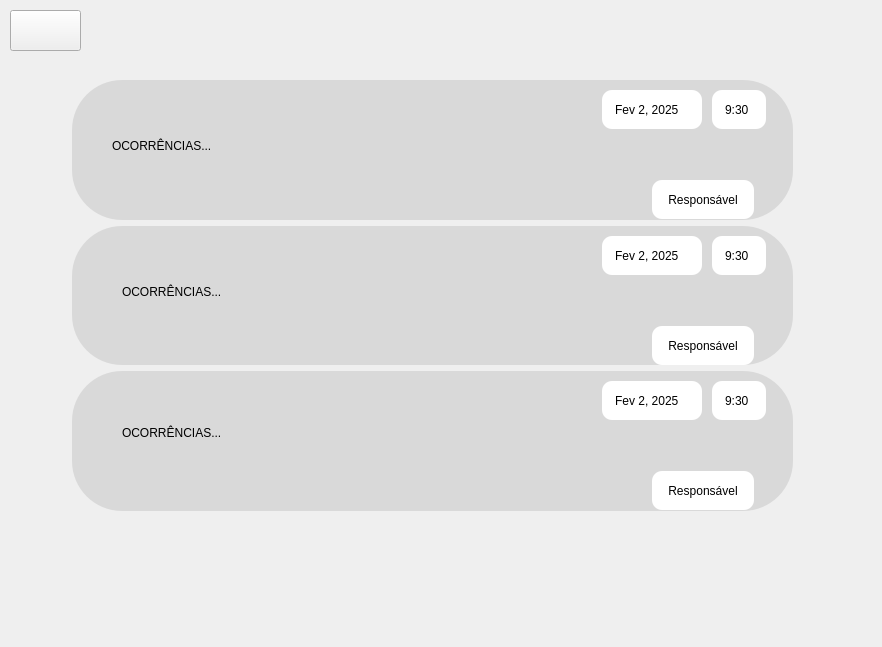
Above: App/view/ui/report.ui from Senac-SOR-ADS/Gerenciamento-Escolar before the change. Below: the same form after it.
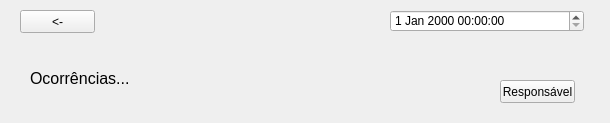
That is the form after the change. Icons and pictures are not drawn.

Commit message:
feat: telas com layout
telas atualizadas com layout e tela ocorrências refeita

What changed in the file:
```diff
--- a/App/view/ui/report.ui
+++ b/App/view/ui/report.ui
@@ -6,8 +6,8 @@
    <rect>
     <x>0</x>
     <y>0</y>
-    <width>882</width>
-    <height>647</height>
+    <width>610</width>
+    <height>123</height>
    </rect>
   </property>
   <property name="windowTitle">
@@ -16,304 +16,56 @@
   <widget class="QPushButton" name="pushButton">
    <property name="geometry">
     <rect>
-     <x>10</x>
+     <x>20</x>
      <y>10</y>
-     <width>71</width>
-     <height>41</height>
+     <width>75</width>
+     <height>23</height>
     </rect>
    </property>
    <property name="text">
-    <string/>
-   </property>
-   <property name="icon">
-    <iconset>
-     <normaloff>../Pictures/R.png</normaloff>../Pictures/R.png</iconset>
+    <string>&lt;-</string>
    </property>
   </widget>
-  <widget class="QWidget" name="">
+  <widget class="QPushButton" name="pushButton_2">
    <property name="geometry">
     <rect>
-     <x>72</x>
+     <x>500</x>
      <y>80</y>
-     <width>721</width>
-     <height>431</height>
+     <width>75</width>
+     <height>23</height>
     </rect>
    </property>
-   <layout class="QVBoxLayout" name="verticalLayout">
-    <item>
-     <widget class="QFrame" name="frame">
-      <property name="styleSheet">
-       <string notr="true">background-color: rgb(217, 217, 217);
-border-radius: 50px</string>
-      </property>
-      <property name="frameShape">
-       <enum>QFrame::StyledPanel</enum>
-      </property>
-      <property name="frameShadow">
-       <enum>QFrame::Raised</enum>
-      </property>
-      <widget class="QLabel" name="label">
-       <property name="geometry">
-        <rect>
-         <x>40</x>
-         <y>30</y>
-         <width>151</width>
-         <height>71</height>
-        </rect>
-       </property>
-       <property name="styleSheet">
-        <string notr="true">font: 14pt &quot;MS Shell Dlg 2&quot;;</string>
-       </property>
-       <property name="text">
-        <string>OCORRÊNCIAS...</string>
-       </property>
-      </widget>
-      <widget class="QLabel" name="label_8">
-       <property name="geometry">
-        <rect>
-         <x>530</x>
-         <y>10</y>
-         <width>100</width>
-         <height>39</height>
-        </rect>
-       </property>
-       <property name="styleSheet">
-        <string notr="true">background-color: rgb(255, 255, 255);
-font: 11pt &quot;Myanmar Text&quot;;
-border-radius: 10px;
-padding: 6px 10px
-
-</string>
-       </property>
-       <property name="text">
-        <string>Fev 2, 2025</string>
-       </property>
-      </widget>
-      <widget class="QLabel" name="label_9">
-       <property name="geometry">
-        <rect>
-         <x>640</x>
-         <y>10</y>
-         <width>54</width>
-         <height>39</height>
-        </rect>
-       </property>
-       <property name="styleSheet">
-        <string notr="true">background-color: rgb(255, 255, 255);
-font: 11pt &quot;Myanmar Text&quot;;
-border-radius: 10px;
-padding: 6px 10px
-</string>
-       </property>
-       <property name="text">
-        <string>9:30</string>
-       </property>
-      </widget>
-      <widget class="QPushButton" name="pushButton_4">
-       <property name="geometry">
-        <rect>
-         <x>580</x>
-         <y>100</y>
-         <width>102</width>
-         <height>39</height>
-        </rect>
-       </property>
-       <property name="styleSheet">
-        <string notr="true">background-color: rgb(255, 255, 255);
-font: 11pt &quot;Myanmar Text&quot;;
-border-radius: 10px;
-padding: 6px 10px
-</string>
-       </property>
-       <property name="text">
-        <string>Responsável</string>
-       </property>
-      </widget>
-     </widget>
-    </item>
-    <item>
-     <widget class="QFrame" name="frame_4">
-      <property name="styleSheet">
-       <string notr="true">background-color: rgb(217, 217, 217);
-border-radius: 50px</string>
-      </property>
-      <property name="frameShape">
-       <enum>QFrame::StyledPanel</enum>
-      </property>
-      <property name="frameShadow">
-       <enum>QFrame::Raised</enum>
-      </property>
-      <widget class="QLabel" name="label_4">
-       <property name="geometry">
-        <rect>
-         <x>50</x>
-         <y>30</y>
-         <width>151</width>
-         <height>71</height>
-        </rect>
-       </property>
-       <property name="styleSheet">
-        <string notr="true">font: 14pt &quot;MS Shell Dlg 2&quot;;</string>
-       </property>
-       <property name="text">
-        <string>OCORRÊNCIAS...</string>
-       </property>
-      </widget>
-      <widget class="QLabel" name="label_14">
-       <property name="geometry">
-        <rect>
-         <x>530</x>
-         <y>10</y>
-         <width>100</width>
-         <height>39</height>
-        </rect>
-       </property>
-       <property name="styleSheet">
-        <string notr="true">background-color: rgb(255, 255, 255);
-font: 11pt &quot;Myanmar Text&quot;;
-border-radius: 10px;
-padding: 6px 10px
-
-</string>
-       </property>
-       <property name="text">
-        <string>Fev 2, 2025</string>
-       </property>
-      </widget>
-      <widget class="QLabel" name="label_15">
-       <property name="geometry">
-        <rect>
-         <x>640</x>
-         <y>10</y>
-         <width>54</width>
-         <height>39</height>
-        </rect>
-       </property>
-       <property name="styleSheet">
-        <string notr="true">background-color: rgb(255, 255, 255);
-font: 11pt &quot;Myanmar Text&quot;;
-border-radius: 10px;
-padding: 6px 10px
-</string>
-       </property>
-       <property name="text">
-        <string>9:30</string>
-       </property>
-      </widget>
-      <widget class="QPushButton" name="pushButton_7">
-       <property name="geometry">
-        <rect>
-         <x>580</x>
-         <y>100</y>
-         <width>102</width>
-         <height>39</height>
-        </rect>
-       </property>
-       <property name="styleSheet">
-        <string notr="true">background-color: rgb(255, 255, 255);
-font: 11pt &quot;Myanmar Text&quot;;
-border-radius: 10px;
-padding: 6px 10px
-</string>
-       </property>
-       <property name="text">
-        <string>Responsável</string>
-       </property>
-      </widget>
-     </widget>
-    </item>
-    <item>
-     <widget class="QFrame" name="frame_5">
-      <property name="styleSheet">
-       <string notr="true">background-color: rgb(217, 217, 217);
-border-radius: 50px</string>
-      </property>
-      <property name="frameShape">
-       <enum>QFrame::StyledPanel</enum>
-      </property>
-      <property name="frameShadow">
-       <enum>QFrame::Raised</enum>
-      </property>
-      <widget class="QLabel" name="label_5">
-       <property name="geometry">
-        <rect>
-         <x>50</x>
-         <y>50</y>
-         <width>143</width>
-         <height>23</height>
-        </rect>
-       </property>
-       <property name="styleSheet">
-        <string notr="true">font: 14pt &quot;MS Shell Dlg 2&quot;;</string>
-       </property>
-       <property name="text">
-        <string>OCORRÊNCIAS...</string>
-       </property>
-      </widget>
-      <widget class="QLabel" name="label_16">
-       <property name="geometry">
-        <rect>
-         <x>530</x>
-         <y>10</y>
-         <width>100</width>
-         <height>39</height>
-        </rect>
-       </property>
-       <property name="styleSheet">
-        <string notr="true">background-color: rgb(255, 255, 255);
-font: 11pt &quot;Myanmar Text&quot;;
-border-radius: 10px;
-padding: 6px 10px
-
-</string>
-       </property>
-       <property name="text">
-        <string>Fev 2, 2025</string>
-       </property>
-      </widget>
-      <widget class="QLabel" name="label_17">
-       <property name="geometry">
-        <rect>
-         <x>640</x>
-         <y>10</y>
-         <width>54</width>
-         <height>39</height>
-        </rect>
-       </property>
-       <property name="styleSheet">
-        <string notr="true">background-color: rgb(255, 255, 255);
-font: 11pt &quot;Myanmar Text&quot;;
-border-radius: 10px;
-padding: 6px 10px
-</string>
-       </property>
-       <property name="text">
-        <string>9:30</string>
-       </property>
-      </widget>
-      <widget class="QPushButton" name="pushButton_8">
-       <property name="geometry">
-        <rect>
-         <x>580</x>
-         <y>100</y>
-         <width>102</width>
-         <height>39</height>
-        </rect>
-       </property>
-       <property name="styleSheet">
-        <string notr="true">background-color: rgb(255, 255, 255);
-font: 11pt &quot;Myanmar Text&quot;;
-border-radius: 10px;
-padding: 6px 10px
-</string>
-       </property>
-       <property name="text">
-        <string>Responsável</string>
-       </property>
-      </widget>
-     </widget>
-    </item>
-   </layout>
+   <property name="text">
+    <string>Responsável</string>
+   </property>
+  </widget>
+  <widget class="QDateTimeEdit" name="dateTimeEdit">
+   <property name="geometry">
+    <rect>
+     <x>390</x>
+     <y>10</y>
+     <width>194</width>
+     <height>22</height>
+    </rect>
+   </property>
+  </widget>
+  <widget class="QLabel" name="label_2">
+   <property name="geometry">
+    <rect>
+     <x>30</x>
+     <y>70</y>
+     <width>101</width>
+     <height>16</height>
+    </rect>
+   </property>
+   <property name="font">
+    <font>
+     <pointsize>12</pointsize>
+    </font>
+   </property>
+   <property name="text">
+    <string>Ocorrências...</string>
+   </property>
   </widget>
  </widget>
  <resources/>
```
The commit also changes 2 other files.
